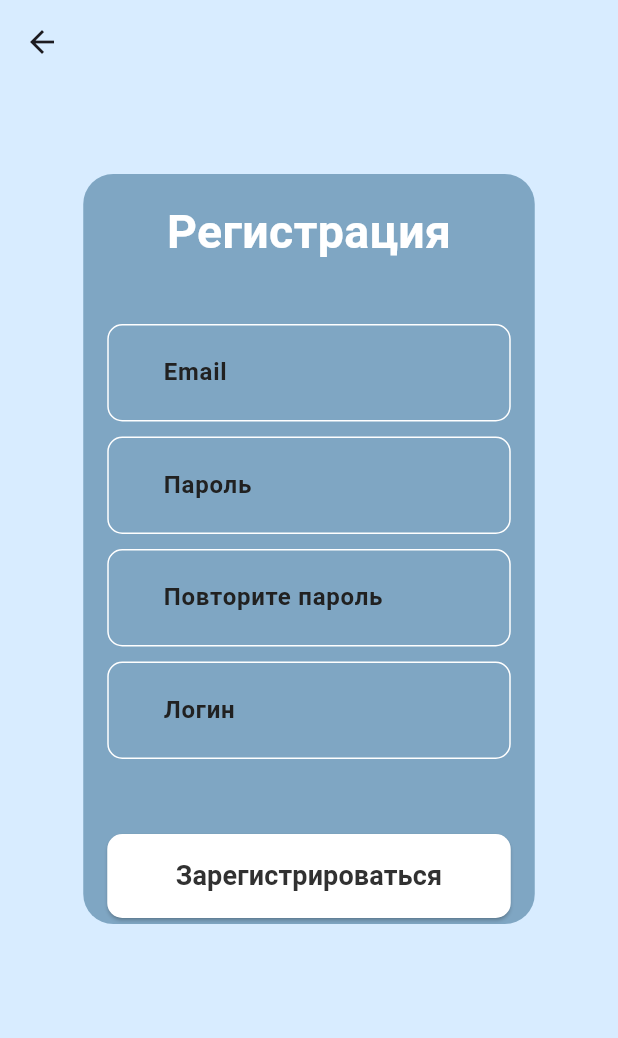
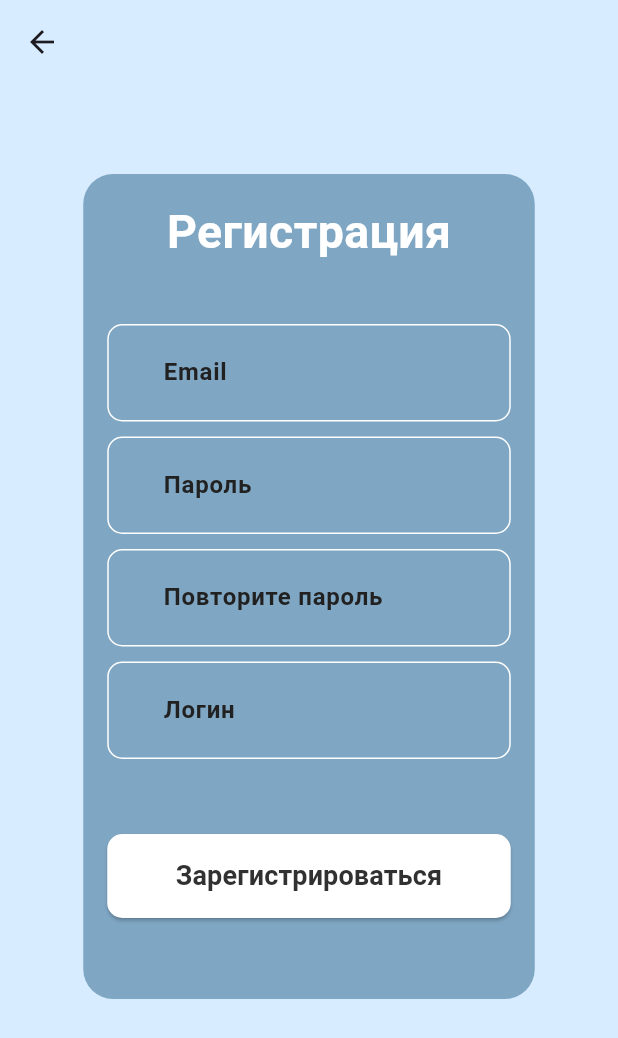
Before and after one commit to DiaboliFelis/Event-horizon, a Flutter app: the RegistrationScreen screen opened directly, after a tap on "Регистрация", on a phone screen of 412 x 824 dp. Shown: the top 1038 px of the screen. Run offline on Flutter 3.47's test engine with Material 3 defaults, Android fonts, the phone set to English and light mode, and no system bars; drawn by our look-alikes of auto_size_text; our stand-ins replace firebase_auth, firebase_core; accounts and stored records are empty.

Commit message:
Overflowed Registration Page1 fix

```diff
--- a/lib/presentation/pages/registration_page/registration_page1.dart
+++ b/lib/presentation/pages/registration_page/registration_page1.dart
@@ -76,7 +76,8 @@ class _RegistrationScreen1State extends State<RegistrationScreen1> {
         scaffoldBackgroundColor: Color(0xFFD8ECFF),
       ),
       home: Scaffold(
-        body: Center(
+        body: SingleChildScrollView(
+          child:Center(
           child: Column(
             mainAxisAlignment: MainAxisAlignment.start,
             crossAxisAlignment: CrossAxisAlignment.center,
@@ -84,7 +85,7 @@ class _RegistrationScreen1State extends State<RegistrationScreen1> {
             children: [
               const SizedBox(height: 60),
               Container(
-                height: 500,
+                height: 550,
                 width: 301,
                 decoration: BoxDecoration(
                   color: Color(0xA64F81A3),
@@ -283,6 +284,7 @@ class _RegistrationScreen1State extends State<RegistrationScreen1> {
             ],
           ),
         ),
+        ),
       ),
     );
   }
```
Also changed, not shown: pubspec.lock.
